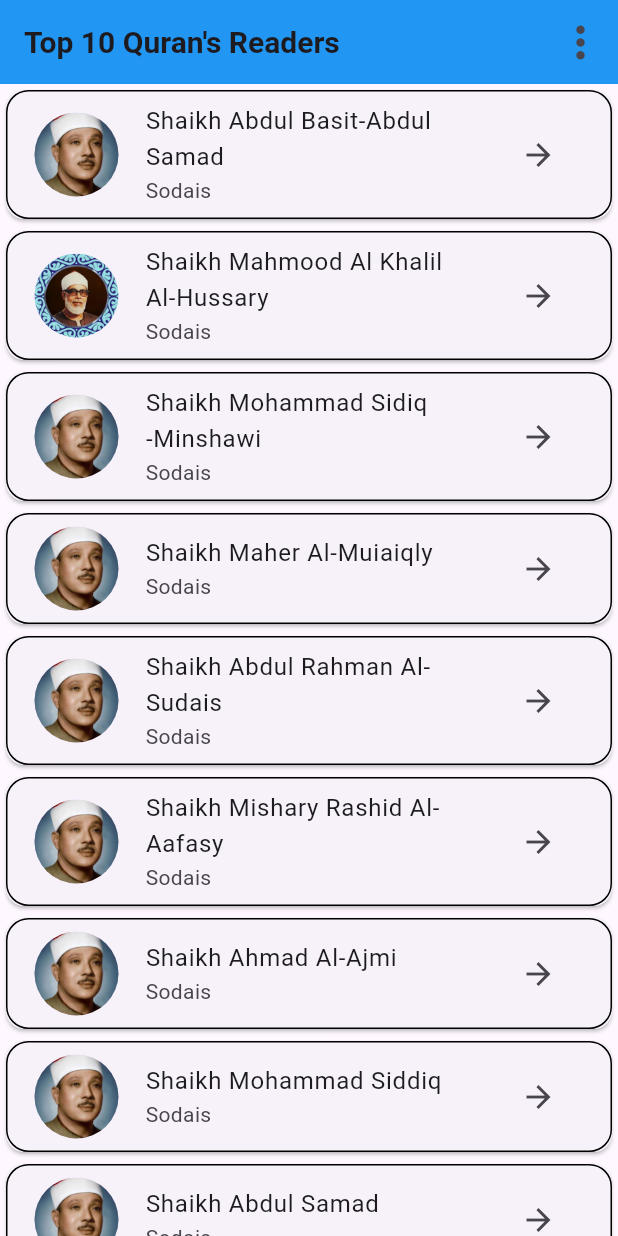
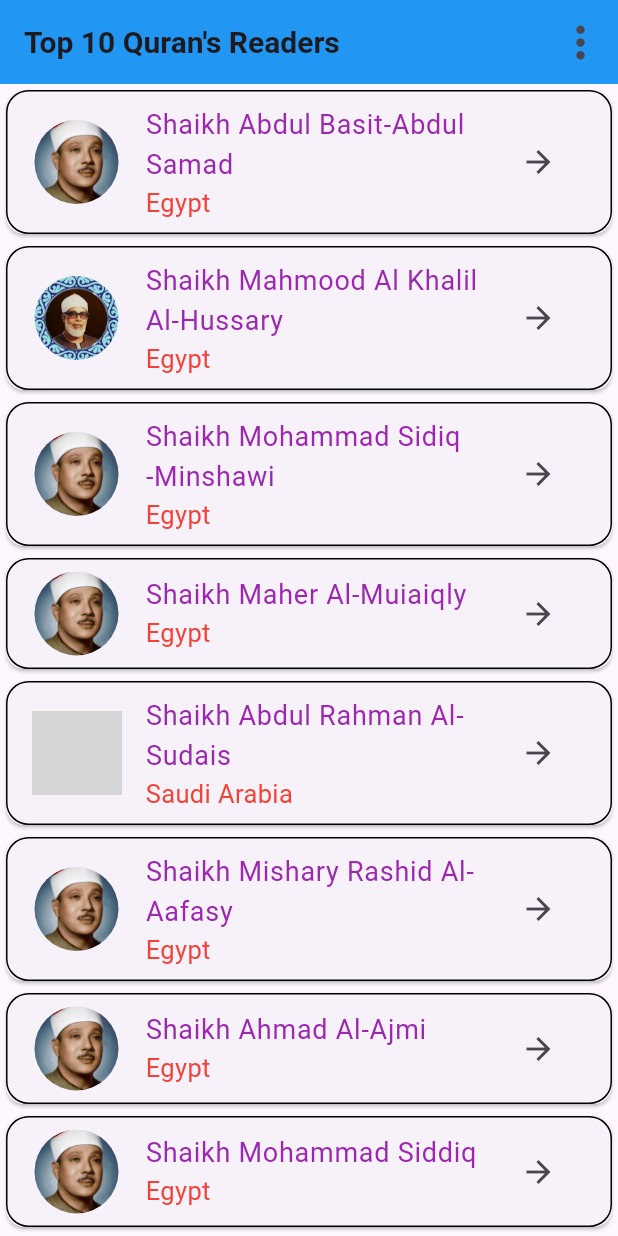
Before and after one commit to Ahmadi83/Assignment-11, a Flutter app: the screen it shows after launch, on a phone screen of 412 x 824 dp. Run offline on Flutter 3.47's test engine with Material 3 defaults, Android fonts, the phone set to English and light mode, and no system bars; grey boxes are pictures that could not be loaded.

Commit message:
Second commit

```diff
--- a/lib/main.dart
+++ b/lib/main.dart
@@ -25,52 +25,62 @@ class _MyAppState extends State<MyApp> {
     {
     'name': 'Shaikh Abdul Basit-Abdul Samad',
       'picture': 'images/basit.jpg',
-      'description': "Abdul rahman his last name is al Sodais"
+      'description': "Abdul rahman his last name is al Sodais",
+      'country': 'Egypt'
   },
     {
       'name': 'Shaikh Mahmood Al Khalil Al-Hussary',
       'picture': 'images/mah.jpg',
-      'description': "Abdul rahman his last name is al Sodais"
+      'description': "Abdul rahman his last name is al Sodais",
+      'country': 'Egypt'
     },
     {
       'name': 'Shaikh Mohammad Sidiq -Minshawi',
       'picture': 'images/basit.jpg',
-      'description': "Abdul rahman his last name is al Sodais"
+      'description': "Abdul rahman his last name is al Sodais",
+      'country': 'Egypt'
     },
     {
       'name': 'Shaikh Maher Al-Muiaiqly',
       'picture': 'images/basit.jpg',
-      'description': "Abdul rahman his last name is al Sodais"
+      'description': "Abdul rahman his last name is al Sodais",
+      'country': 'Egypt'
     },
     {
       'name': 'Shaikh Abdul Rahman Al-Sudais',
-      'picture': 'images/basit.jpg',
-      'description': "Abdul rahman his last name is al Sodais"
+      'picture': 'images/Asodais.jpg',
+      'description': "Abdul rahman his last name is al Sodais",
+      'country': 'Saudi Arabia'
     },
     {
       'name': 'Shaikh Mishary Rashid Al-Aafasy',
       'picture': 'images/basit.jpg',
-      'description': "Abdul rahman his last name is al Sodais"
+      'description': "Abdul rahman his last name is al Sodais",
+      'country': 'Egypt'
     },
     {
       'name': 'Shaikh Ahmad Al-Ajmi',
       'picture': 'images/basit.jpg',
-      'description': "Abdul rahman his last name is al Sodais"
+      'description': "Abdul rahman his last name is al Sodais",
+      'country': 'Egypt'
     },
     {
       'name': 'Shaikh Mohammad Siddiq',
       'picture': 'images/basit.jpg',
-      'description': "Abdul rahman his last name is al Sodais"
+      'description': "Abdul rahman his last name is al Sodais",
+      'country': 'Egypt'
     },
     {
       'name': 'Shaikh Abdul Samad ',
       'picture': 'images/basit.jpg',
-      'description': "Abdul rahman his last name is al Sodais"
+      'description': "Abdul rahman his last name is al Sodais",
+      'country': 'Egypt'
     },
     {
       'name': 'Shaikh Salim Al-Hilali',
       'picture': 'images/basit.jpg',
-      'description': "Abdul rahman his last name is al Sodais"
+      'description': "Abdul rahman his last name is al Sodais",
+      'country': 'Egypt'
     },
   ];
 
@@ -103,14 +113,14 @@ class _MyAppState extends State<MyApp> {
             child: ListTile(
               shape: OutlineInputBorder(borderRadius: BorderRadius.circular(15)),
               splashColor: Colors.blueGrey,
-              title: Text(list[index]['name']),
-              subtitle: Text('Sodais'),
+              title: Text(list[index]['name'],style: TextStyle(color: Colors.purple,fontSize: 18),),
+              subtitle: Text(list[index]['country'],style: TextStyle(color: Colors.red,fontSize: 17),),
               leading: CircleAvatar(
                 radius: 30,
                   backgroundImage: AssetImage(
                (list[index]['picture']),)),
               trailing: IconButton(onPressed: (){
-                  Navigator.push(context, MaterialPageRoute(builder: (context) {return Details(name: list[index]['name'],picture: list[index]['picture'],description: list[index]['description'],);},));
+                  Navigator.push(context, MaterialPageRoute(builder: (context) {return Details(name: list[index]['name'],picture: list[index]['picture'],description: list[index]['description'], country: list[index]['country'],);},));
               },
                   icon:Icon(Icons.arrow_forward,)),
                 onTap: (){},
```
